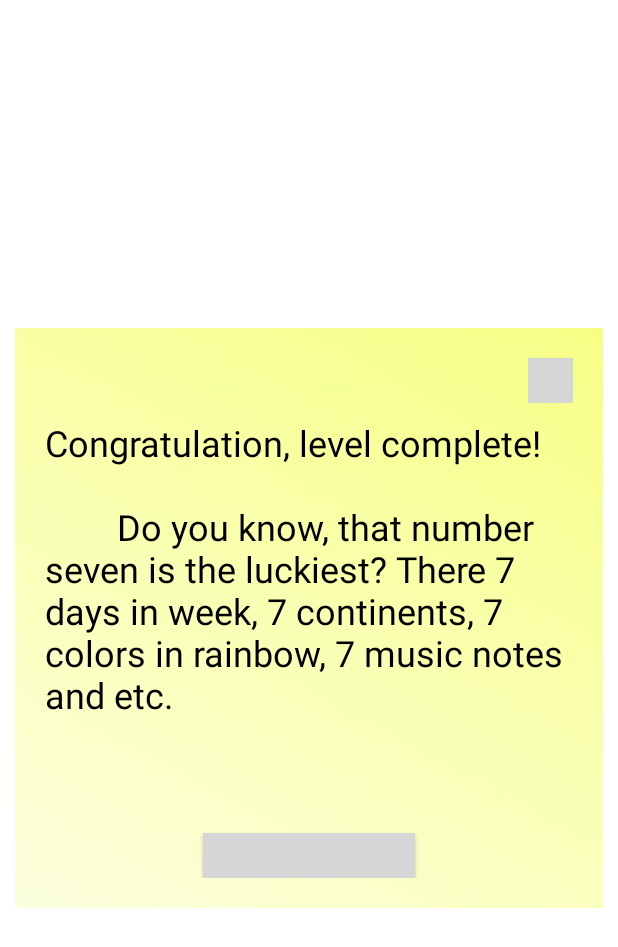
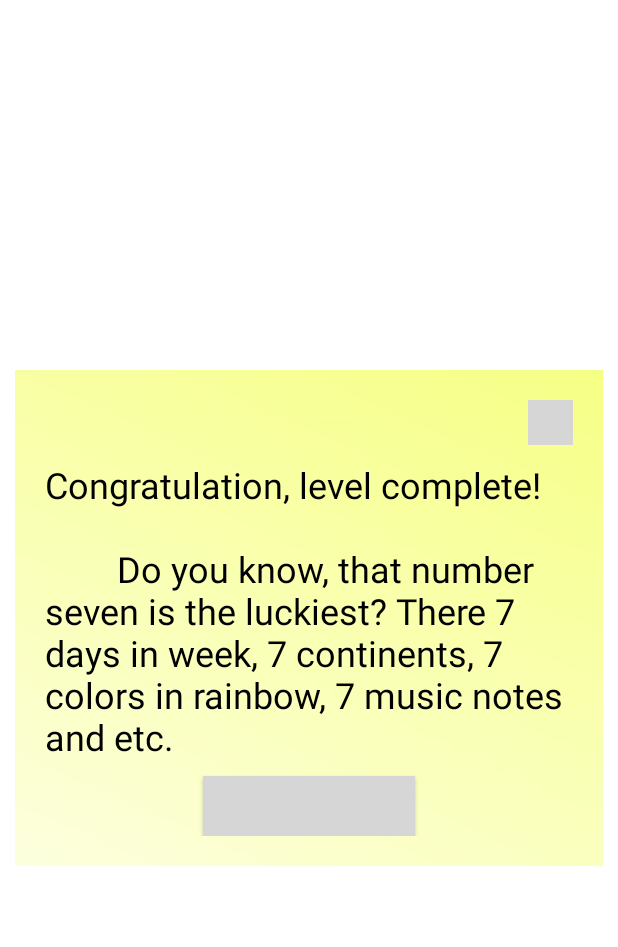
Before and after one commit to mezgoodle/QuizGame, an Android app: the layout dialogend.xml on its own in the app's theme, with its tools: preview values and no code run, on a phone screen of 412 x 824 dp. Shown: the top 947 px of the screen. Run offline under Robolectric (Android 15) with nearby library versions, the phone set to English and light mode, and no system bars; grey boxes are pictures that could not be loaded.

Commit message:
Update dialogend.xml

```diff
--- a/app/src/main/res/layout/dialogend.xml
+++ b/app/src/main/res/layout/dialogend.xml
@@ -26,8 +26,7 @@
 
         <ScrollView
             android:layout_width="wrap_content"
-            android:layout_height="0dp"
-            android:layout_weight="90"
+            android:layout_height="wrap_content"
             android:layout_marginTop="10dp">
             <TextView
                 android:layout_width="match_parent"
@@ -41,10 +40,9 @@
 
         <Button
             android:layout_width="wrap_content"
-            android:layout_height="0dp"
+            android:layout_height="40dp"
             android:id="@+id/btncontinue"
             android:background="@drawable/button_stroke_black95_press_white"
-            android:layout_weight="10"
             android:text="@string/textcontinue"
             android:textColor="@color/white"
             android:paddingLeft="10dp"
```
